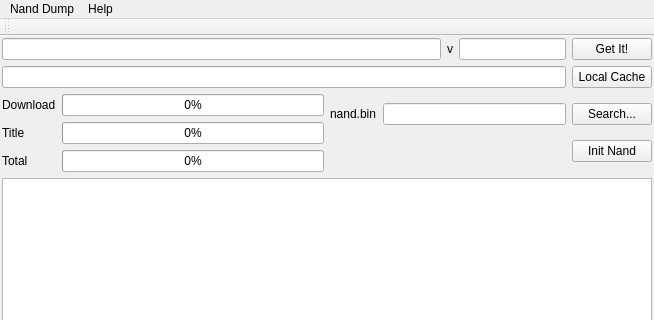
martravi/wiiqt, file ohneschwanzenegger/mainwindow.ui: the form before one commit; both pictures show x 0 to 654 and y 0 to 320 of the 654 by 507 pixel window.
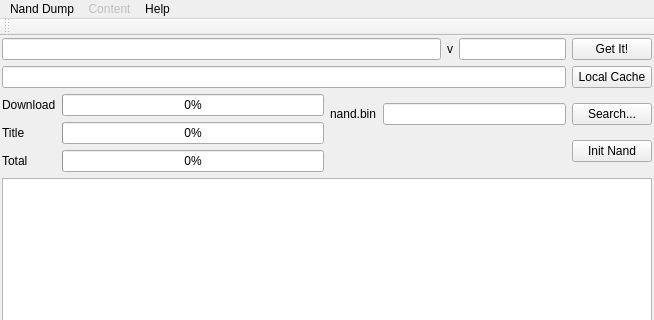
The form after the commit.

Patch:
```diff
--- a/ohneschwanzenegger/mainwindow.ui
+++ b/ohneschwanzenegger/mainwindow.ui
@@ -190,7 +190,19 @@
     </property>
     <addaction name="actionAbout"/>
    </widget>
+   <widget class="QMenu" name="menuContent">
+    <property name="enabled">
+     <bool>false</bool>
+    </property>
+    <property name="title">
+     <string>Content</string>
+    </property>
+    <addaction name="actionFlush"/>
+    <addaction name="actionSetting_txt"/>
+    <addaction name="actionWrite_meta_entries"/>
+   </widget>
    <addaction name="menuNand_Dump"/>
+   <addaction name="menuContent"/>
    <addaction name="menuHelp"/>
   </widget>
   <widget class="QToolBar" name="mainToolBar">
```
Left out of the diff: 12 changed lines with no effect on the pictures.
